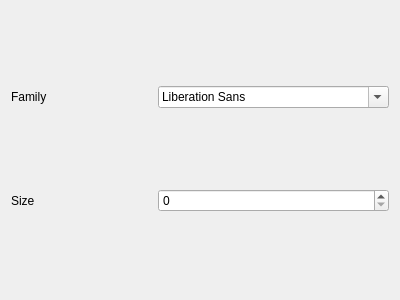
First picture: the form in frame/properties/fontproperty.ui, repository vicr123/theFrame, before the edit.
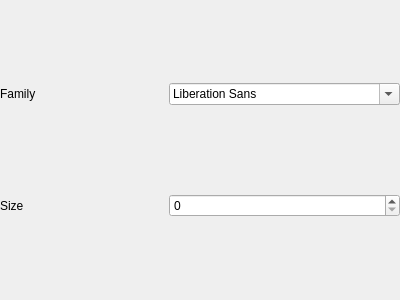
Second picture: the form after the edit.

```diff
--- a/frame/properties/fontproperty.ui
+++ b/frame/properties/fontproperty.ui
@@ -14,6 +14,21 @@
    <string>Form</string>
   </property>
   <layout class="QGridLayout" name="gridLayout">
+   <property name="leftMargin">
+    <number>0</number>
+   </property>
+   <property name="topMargin">
+    <number>0</number>
+   </property>
+   <property name="rightMargin">
+    <number>0</number>
+   </property>
+   <property name="bottomMargin">
+    <number>0</number>
+   </property>
+   <property name="horizontalSpacing">
+    <number>0</number>
+   </property>
    <item row="0" column="0">
     <widget class="QLabel" name="label">
      <property name="text">
```
Left out of the diff: 2 changed lines with no effect on the pictures.
